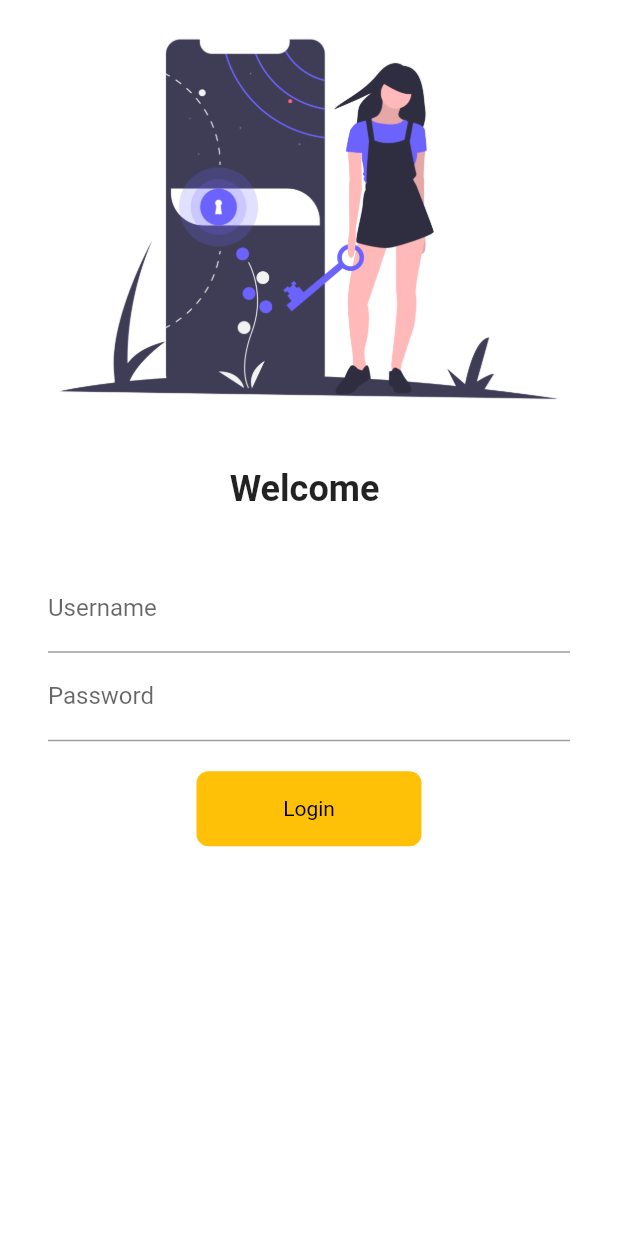
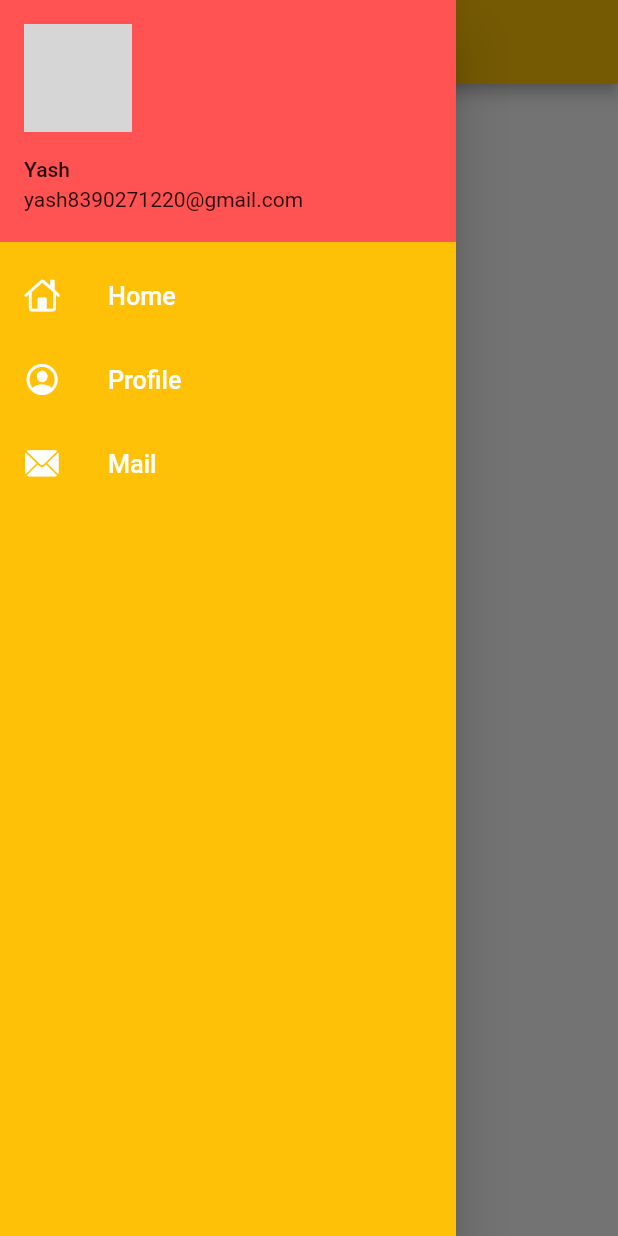
Before and after one commit to YashSherla/flutter, a Flutter app: the screen it shows after launch, with the side drawer open (before the commit the screen has no drawer), on a phone screen of 412 x 824 dp. Run offline on Flutter 3.47's test engine with Material 2 defaults, Android fonts, the phone set to English and light mode, and no system bars; network calls fail; grey boxes are pictures that could not be loaded.

Commit message:
day8 complete

```diff
--- a/lib/main.dart
+++ b/lib/main.dart
@@ -18,6 +18,7 @@ class MyApp extends StatelessWidget {
       theme: ThemeData(primarySwatch: Colors.amber),
       debugShowCheckedModeBanner: false,
       darkTheme: ThemeData(brightness: Brightness.dark),
+      initialRoute: MyRoutes.homeroutes,
       routes: {
         "/": (context) => login(),
         MyRoutes.homeroutes: (context) => Homepage(),
--- a/lib/pages/home_page.dart
+++ b/lib/pages/home_page.dart
@@ -1,4 +1,6 @@
 import 'package:flutter/material.dart';
+import 'package:flutter_application_1/widgets/drawer.dart';
+
 
 class Homepage extends StatelessWidget {
   final int day = 30;
@@ -14,7 +16,7 @@ class Homepage extends StatelessWidget {
           child: Text(" Welcome $show  Guys $day day "),
         ),
       ),
-      drawer: Drawer(),
+      drawer: MyDrawer(),
     );
   }
 }
--- /dev/null
+++ b/lib/widgets/drawer.dart
@@ -0,0 +1,67 @@
+import 'package:flutter/cupertino.dart';
+import 'package:flutter/material.dart';
+
+class MyDrawer extends StatelessWidget {
+  const MyDrawer({Key? key}) : super(key: key);
+
+  @override
+  Widget build(BuildContext context) {
+    final imageUrl =
+        "https://solarsystem.nasa.gov/system/content_pages/main_images/416_16_psyche_main.jpg";
+    return Drawer(
+      child: Container(
+        color: Colors.amber,
+        child: ListView(
+          padding: EdgeInsets.zero,
+          children: [
+            DrawerHeader(
+              padding: EdgeInsets.zero,
+              child: UserAccountsDrawerHeader(
+                decoration: BoxDecoration(color: Colors.redAccent),
+                margin: EdgeInsets.zero,
+                accountName: Text("Yash"),
+                accountEmail: Text("yash8390271220@gmail.com"),
+                currentAccountPicture: CircleAvatar(
+                  backgroundImage: NetworkImage(imageUrl),
+                ),
+              ),
+            ),
+            ListTile(
+              leading: Icon(
+                CupertinoIcons.home,
+                color: Colors.white,
+              ),
+              title: Text(
+                "Home",
+                textScaleFactor: 1.2,
+                style: TextStyle(color: Colors.white),
+              ),
+            ),
+            ListTile(
+              leading: Icon(
+                CupertinoIcons.profile_circled,
+                color: Colors.white,
+              ),
+              title: Text(
+                "Profile",
+                textScaleFactor: 1.2,
+                style: TextStyle(color: Colors.white),
+              ),
+            ),
+            ListTile(
+              leading: Icon(
+                CupertinoIcons.mail_solid,
+                color: Colors.white,
+              ),
+              title: Text(
+                "Mail",
+                textScaleFactor: 1.2,
+                style: TextStyle(color: Colors.white),
+              ),
+            ),
+          ],
+        ),
+      ),
+    );
+  }
+}
--- a/pubspec.yaml
+++ b/pubspec.yaml
@@ -59,7 +59,7 @@ flutter:
 
   # To add assets to your application, add an assets section, like this:
   assets:
-      - assets/images/login.png
+      - assets/images/hey.png
   #   - images/a_dot_ham.jpeg
 
   # An image asset can refer to one or more resolution-specific "variants", see
```
Also changed, not shown: lib/pages/login.dart (+40 -13 lines), assets/images/hey.png (added).
